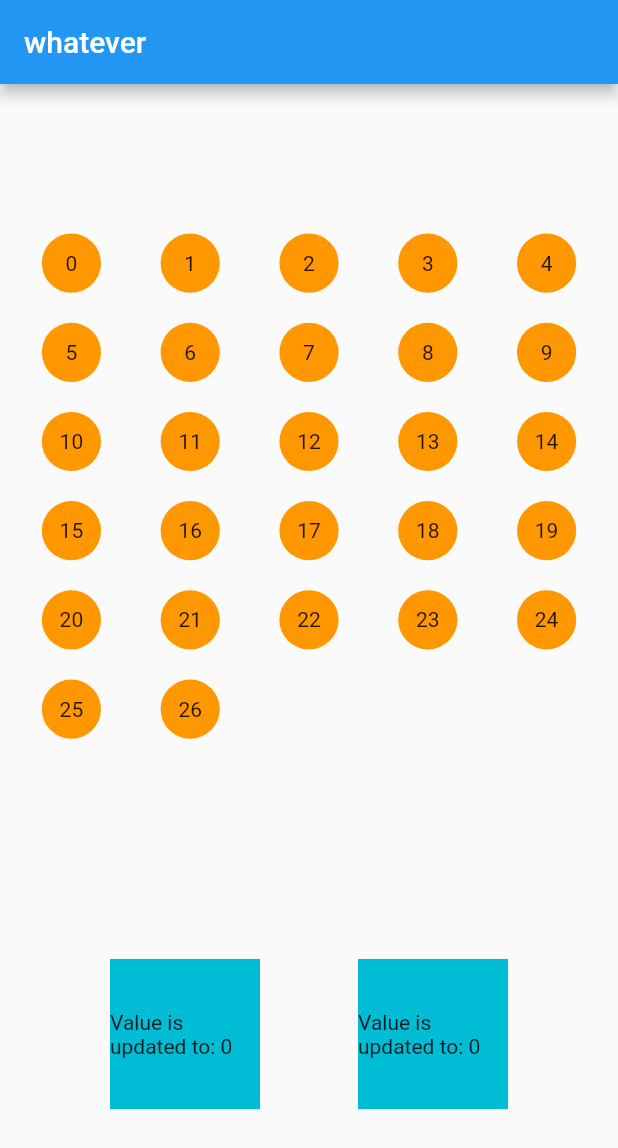
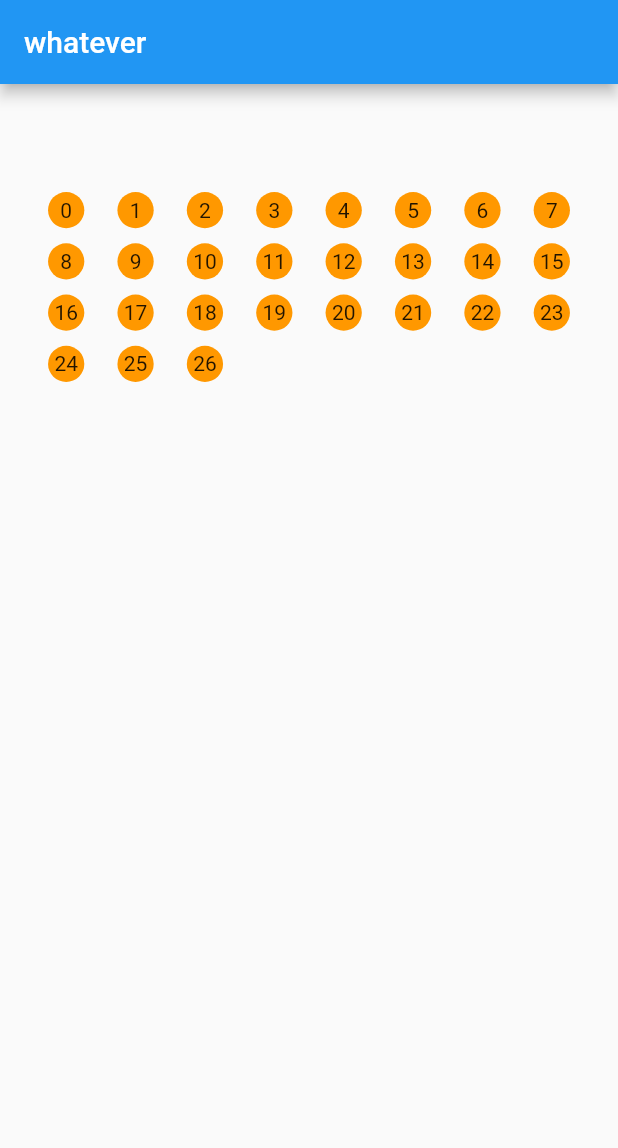
Before and after one commit to mgoadric/logic-puzzle-flutter, a Flutter app: the screen it shows after launch, on a phone screen of 412 x 824 dp. Shown: the top 1148 px of the screen. Run offline on Flutter 3.47's test engine with Material 2 defaults, Android fonts, the phone set to English and light mode, and no system bars; missing offline and left inert: patterns_canvas.

```diff
--- a/logic_puzzle_flutter/lib/main.dart
+++ b/logic_puzzle_flutter/lib/main.dart
@@ -89,10 +89,9 @@ class MyStatefulWidget extends StatefulWidget {
 }
 
 class _MyStatefulWidgetState extends State<MyStatefulWidget> {
-  int acceptedData1 = 0;
-  int acceptedData2 = 0;
-
-  List<int> myProducts = List.generate(27, (index) => index).toList();
+  List<int> initialList = List.generate(27, (index) => index).toList();
+  List<int> trueList = [];
+  List<int> falseList = [];
 
   @override
   Widget build(BuildContext context) {
@@ -101,28 +100,85 @@ class _MyStatefulWidgetState extends State<MyStatefulWidget> {
         child: Column(
           mainAxisAlignment: MainAxisAlignment.spaceEvenly,
           children: <Widget>[
-            Container(
-              margin: EdgeInsets.symmetric(vertical: 15.0, horizontal: 10.0),
-              height:
-                  (MediaQuery.of(context).size.width - 20) * 2.0 / 2.0, //270.0,
+            DragList(myList: initialList),
+            DragTarget<int>(
+              builder: (
+                BuildContext context,
+                List<dynamic> accepted,
+                List<dynamic> rejected,
+              ) {
+                return DragList(myList: trueList);
+              },
+              onWillAccept: (data) {
+                return !trueList.contains(data);
+              },
+              onAccept: (data) {
+                setState(() {
+                  falseList.remove(data);
+                  initialList.remove(data);
+                  trueList.add(data);
+                });
+              },
+            ),
+            DragTarget<int>(
+              builder: (
+                BuildContext context,
+                List<dynamic> accepted,
+                List<dynamic> rejected,
+              ) {
+                return DragList(myList: falseList);
+              },
+              onWillAccept: (data) {
+                return !falseList.contains(data);
+              },
+              onAccept: (int data) {
+                setState(() {
+                  trueList.remove(data);
+                  initialList.remove(data);
+                  falseList.add(data);
+                });
+              },
+            ),
+          ],
+        ));
+  }
+}
+
+class DragList extends StatefulWidget {
+  DragList({required this.myList, Key? key}) : super(key: key);
+
+  List<int> myList;
+
+  @override
+  State<DragList> createState() => _DragListState();
+}
+
+class _DragListState extends State<DragList> {
+  @override
+  Widget build(BuildContext context) {
+    return Padding(
+      padding: const EdgeInsets.all(8.0),
+      child: Container(
+        margin: const EdgeInsets.symmetric(vertical: 15.0, horizontal: 10.0),
+        height: 150,
+        //(MediaQuery.of(context).size.width - 20) * 2.0 / 2.0, //270.0,
         child: GridView.builder(
             scrollDirection: Axis.vertical,
             shrinkWrap: true,
             gridDelegate: const SliverGridDelegateWithMaxCrossAxisExtent(
-                      maxCrossAxisExtent: 60,
+                maxCrossAxisExtent: 40,
                 childAspectRatio: 3 / 2,
-                      crossAxisSpacing: 20,
-                      mainAxisSpacing: 20),
-                  itemCount: myProducts.length,
+                crossAxisSpacing: 10,
+                mainAxisSpacing: 10),
+            itemCount: widget.myList.length,
             itemBuilder: (BuildContext ctx, index) {
-                    int x = myProducts[index];
+              int x = widget.myList[index];
               return Draggable<int>(
                 // Data is the value this Draggable stores.
                 data: x,
-                      childWhenDragging: Container(
+                childWhenDragging: const SizedBox(
                   height: 100,
                   width: 100,
-                        child: null,
                 ),
                 feedback: Container(
                   height: 60.0,
@@ -155,56 +211,6 @@ class _MyStatefulWidgetState extends State<MyStatefulWidget> {
               );
             }),
       ),
-            Row(
-              mainAxisAlignment: MainAxisAlignment.spaceEvenly,
-              children: <Widget>[
-                DragTarget<int>(
-                  builder: (
-                    BuildContext context,
-                    List<dynamic> accepted,
-                    List<dynamic> rejected,
-                  ) {
-                    return Container(
-                      height: 100.0,
-                      width: 100.0,
-                      color: Colors.cyan,
-                      child: Center(
-                        child: Text('Value is updated to: $acceptedData1'),
-                      ),
     );
-                  },
-                  onAccept: (int data) {
-                    setState(() {
-                      acceptedData1 += data;
-                      myProducts.remove(data);
-                    });
-                  },
-                ),
-                DragTarget<int>(
-                  builder: (
-                    BuildContext context,
-                    List<dynamic> accepted,
-                    List<dynamic> rejected,
-                  ) {
-                    return Container(
-                      height: 100.0,
-                      width: 100.0,
-                      color: Colors.cyan,
-                      child: Center(
-                        child: Text('Value is updated to: $acceptedData2'),
-                      ),
-                    );
-                  },
-                  onAccept: (int data) {
-                    setState(() {
-                      acceptedData2 += data;
-                      myProducts.remove(data);
-                    });
-                  },
-                ),
-              ],
-            ),
-          ],
-        ));
   }
 }
```
Lines whose indentation alone changed are shown as unchanged.
